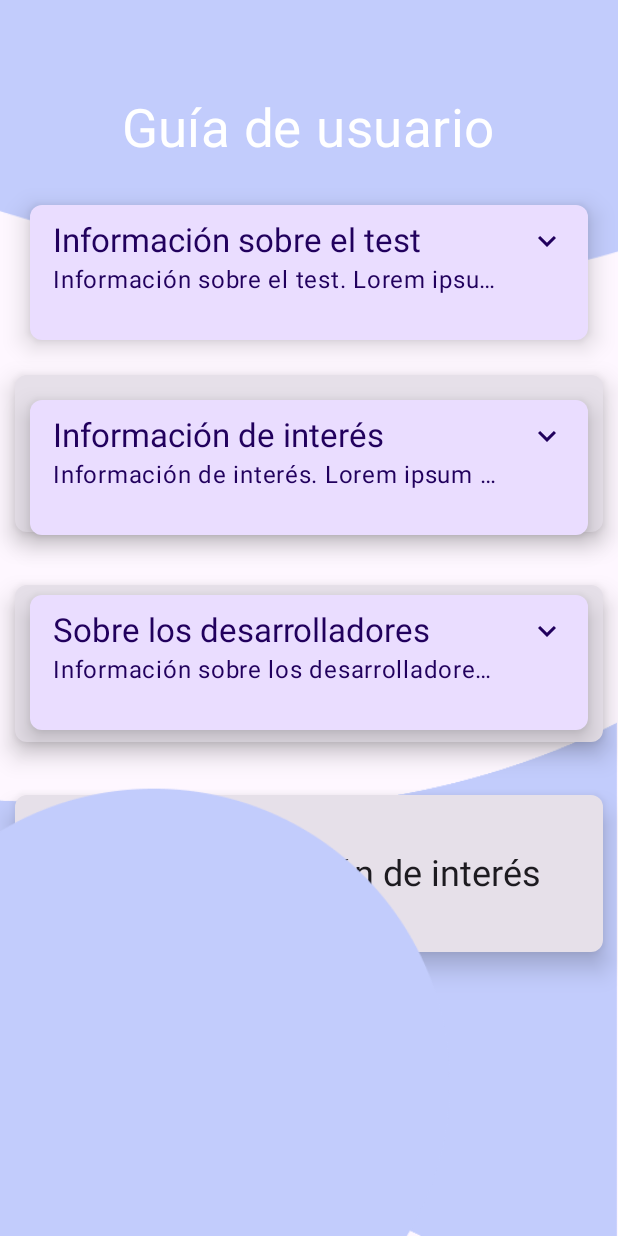
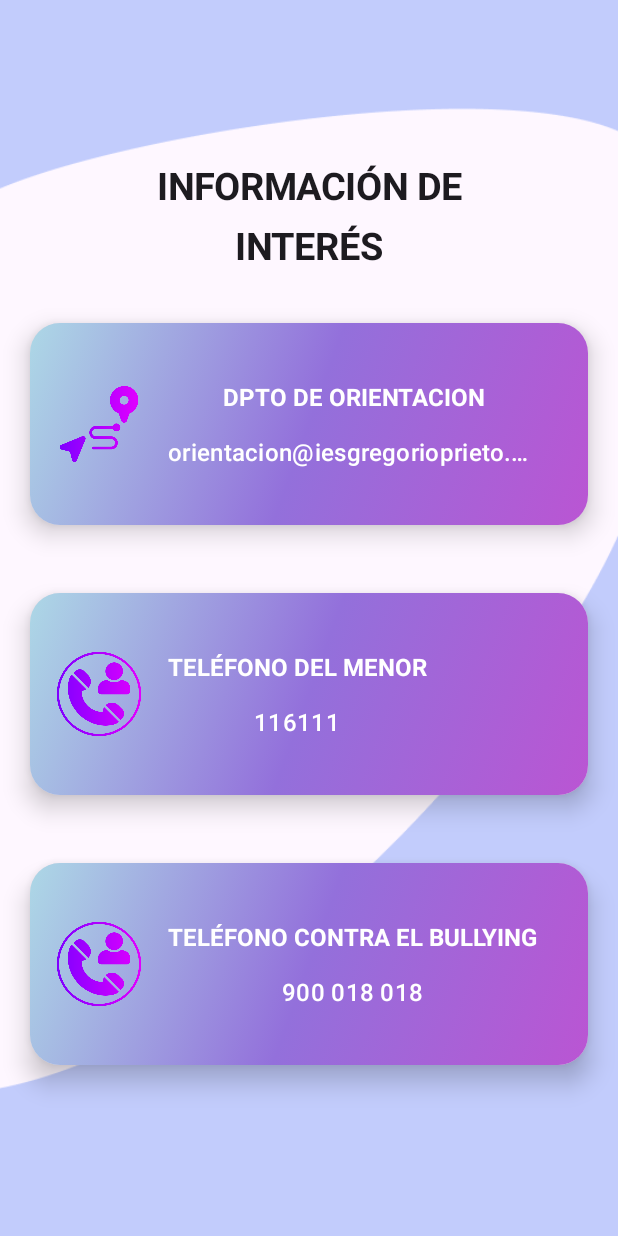
Before and after one commit to Recurvez/MejorAppTGrupoB, an Android app built with Jetpack Compose: the screen it shows after launch (MainActivity), on a phone screen of 412 x 824 dp. Run offline under Robolectric (Android 15) with nearby library versions, the phone set to English and light mode, and no system bars.

Commit message:
Creación pantalla Información de interés v1 y creación fichero de recursos de preguntas

```diff
--- a/app/src/main/java/com/example/mejorapptgrupob/MainActivity.kt
+++ b/app/src/main/java/com/example/mejorapptgrupob/MainActivity.kt
@@ -9,6 +9,7 @@ import androidx.compose.material3.MaterialTheme
 import androidx.compose.material3.Surface
 import androidx.compose.ui.Modifier
 import com.example.mejorapptgrupob.screens.firstScreen.FirstScreen
+import com.example.mejorapptgrupob.screens.infoScreen.InfoScreen
 import com.example.mejorapptgrupob.screens.loginScreen.LoginScreen
 import com.example.mejorapptgrupob.screens.mainScreen.MainScreen
 import com.example.mejorapptgrupob.screens.registerScreen.RegisterScreen
@@ -25,12 +26,12 @@ class MainActivity : ComponentActivity() {
                     modifier = Modifier.fillMaxSize(),
                     color = MaterialTheme.colorScheme.background
                 ) {
-                    FirstScreen.FirstLayout()
+                    //FirstScreen.FirstLayout()
                     //MainScreen.MainLayout()
-                   UserGuideScreen.UserGuideLayout()
+                   //UserGuideScreen.UserGuideLayout()
 
                     // MainScreen.MainLayout()
-
+                    InfoScreen.InfoLayout()
                     // LoginScreen.LoginLayout()
                     // RegisterScreen.RegisterLayout()
 
--- /dev/null
+++ b/app/src/main/java/com/example/mejorapptgrupob/screens/infoScreen/InfoScreen.kt
@@ -0,0 +1,198 @@
+package com.example.mejorapptgrupob.screens.infoScreen
+
+import androidx.compose.foundation.Image
+import androidx.compose.foundation.background
+import androidx.compose.foundation.layout.Arrangement
+import androidx.compose.foundation.layout.Box
+import androidx.compose.foundation.layout.Column
+import androidx.compose.foundation.layout.Row
+import androidx.compose.foundation.layout.Spacer
+import androidx.compose.foundation.layout.fillMaxHeight
+import androidx.compose.foundation.layout.fillMaxWidth
+import androidx.compose.foundation.layout.height
+import androidx.compose.foundation.layout.padding
+import androidx.compose.foundation.layout.size
+import androidx.compose.foundation.layout.width
+import androidx.compose.foundation.shape.RoundedCornerShape
+import androidx.compose.material3.Card
+import androidx.compose.material3.CardDefaults
+import androidx.compose.material3.MaterialTheme
+import androidx.compose.material3.Text
+import androidx.compose.runtime.Composable
+import androidx.compose.ui.Alignment
+import androidx.compose.ui.Modifier
+import androidx.compose.ui.geometry.Offset
+import androidx.compose.ui.graphics.Brush
+import androidx.compose.ui.graphics.Color
+import androidx.compose.ui.graphics.painter.Painter
+import androidx.compose.ui.layout.ContentScale
+import androidx.compose.ui.res.painterResource
+import androidx.compose.ui.text.font.FontWeight
+import androidx.compose.ui.text.style.TextOverflow
+import androidx.compose.ui.unit.dp
+import androidx.compose.ui.unit.sp
+import com.example.mejorapptgrupob.R
+
+
+class InfoScreen {
+    companion object {
+
+        @Composable
+        internal fun InfoLayout() {
+            Image(
+                painter = painterResource(R.drawable.infoscreen_bg),
+                contentDescription = "fondo de la pantalla de información",
+                contentScale = ContentScale.FillBounds,
+                alignment = Alignment.BottomCenter
+            )
+
+            Column (
+                modifier = Modifier
+                    .fillMaxWidth()
+            ) {
+                Column( modifier = Modifier.fillMaxWidth(),
+
+                    horizontalAlignment = Alignment.CenterHorizontally
+
+                ) {
+                    Spacer(modifier = Modifier.height(110.dp))
+                    Text(
+                        text = "INFORMACIÓN DE",
+
+                        style = MaterialTheme.typography.titleLarge, fontSize = 25.sp, fontWeight = FontWeight.Bold,
+                        maxLines = 1,
+                        overflow = TextOverflow.Ellipsis
+                    )
+                    Spacer(modifier = Modifier.padding(5.dp))
+
+                    Text(
+                        text = "INTERÉS",
+                        maxLines = 1,
+                        overflow = TextOverflow.Ellipsis,
+                        style = MaterialTheme.typography.titleLarge,fontSize = 25.sp,fontWeight = FontWeight.Bold,
+                    )
+
+                }
+
+                Spacer(modifier = Modifier.padding(15.dp))
+
+                Column {
+                    CardWithIcon(
+                        icon = painterResource(id = R.drawable.orien_icon),
+                        text = "DPTO DE ORIENTACION",
+                        text1 = "orientacion@iesgregorioprieto.com",
+                        background = Brush.linearGradient(
+                            colors = listOf(
+                                Color(0xFFADD8E6),
+                                Color(0xFF9370DB),
+                                Color(0xFFBA55D3)
+                            ),
+                            start = Offset(0f, 0f),
+                            end = Offset.Infinite
+                        ), onClick = {/*WIP*/ }
+                    )
+
+                    Spacer(modifier = Modifier.height(30.dp))
+
+
+               CardWithIcon(
+                        icon = painterResource(id = R.drawable.phone_icon),
+                        text = "TELÉFONO DEL MENOR",
+                        text1 = "116111",
+                        background = Brush.linearGradient(
+                            colors = listOf(
+                                Color(0xFFADD8E6),
+                                Color(0xFF9370DB),
+                                Color(0xFFBA55D3)
+                            ),
+                            start = Offset(0f, 0f),
+                            end = Offset.Infinite
+                        ), onClick = {/*WIP*/ }
+                    )
+
+                    Spacer(modifier = Modifier.height(30.dp))
+
+                CardWithIcon(
+                        icon = painterResource(id = R.drawable.phone_icon),
+                        text = "TELÉFONO CONTRA EL BULLYING",
+                        text1 = "900 018 018",
+                        background = Brush.linearGradient(
+                            colors = listOf(
+                                Color(0xFFADD8E6),
+                                Color(0xFF9370DB),
+                                Color(0xFFBA55D3)
+                            ),
+                            start = Offset(0f, 0f),
+                            end = Offset.Infinite
+                        ), onClick = {/*WIP*/ }
+                    )
+
+                }
+            }
+        }
+    }
+}
+@Composable
+fun CardWithIcon(
+    icon: Painter,
+    text: String,
+    text1:String,
+    background: Brush,
+    onClick: () -> Unit
+){
+    Card(
+        modifier = Modifier
+            .fillMaxWidth()
+            .height(150.dp)
+            .padding(20.dp, 5.dp, 20.dp, 10.dp),
+        shape = RoundedCornerShape(20.dp),
+        elevation = CardDefaults.cardElevation(
+            defaultElevation = 10.dp
+        )
+    )
+    {
+        Box(
+            modifier = Modifier
+                .background(background)
+        ){
+            Row(
+                modifier = Modifier
+                    .fillMaxWidth()
+                    .fillMaxHeight()
+                    .padding(16.dp),
+                verticalAlignment = Alignment.CenterVertically
+            ){
+                Image(painter = icon,
+                    contentDescription = null,
+                    Modifier.size(60.dp)
+                )
+
+                Column(
+                    modifier = Modifier.padding(16.dp),
+                    horizontalAlignment = Alignment.CenterHorizontally
+                ) {
+                    Text(
+                        text = text,
+                        style = MaterialTheme.typography.titleLarge,
+                        color = Color.White,
+                        fontSize = 16.sp,
+                        fontWeight = FontWeight.Bold,
+                        maxLines = 1,
+                        overflow = TextOverflow.Ellipsis)
+
+                    Spacer(modifier = Modifier.padding(5.dp))
+
+                    Text(
+                        text = text1,
+                        maxLines = 1,
+                        overflow = TextOverflow.Ellipsis,
+                        style = MaterialTheme.typography.titleMedium,
+                        color = Color.White
+
+                    )
+                }
+            }
+        }
+
+    }
+}
```
Also changed, not shown: app/src/main/res/xml/strings.xml (added, +72 -0 lines), app/src/main/res/drawable-nodpi/infoscreen_bg.png (added), app/src/main/res/drawable-nodpi/orien_icon.png (added), app/src/main/res/drawable-nodpi/phone_icon.png (added).
